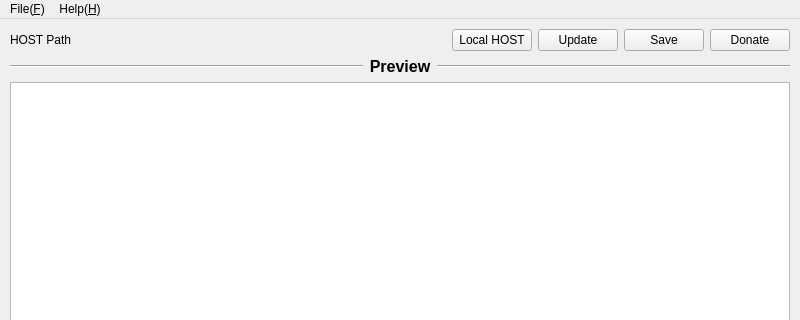
Above: window_app.ui from susan0909/GitHubHOST before the change; both pictures show x 0 to 800 and y 0 to 320 of the 800 by 600 pixel window. Below: the same form after it.
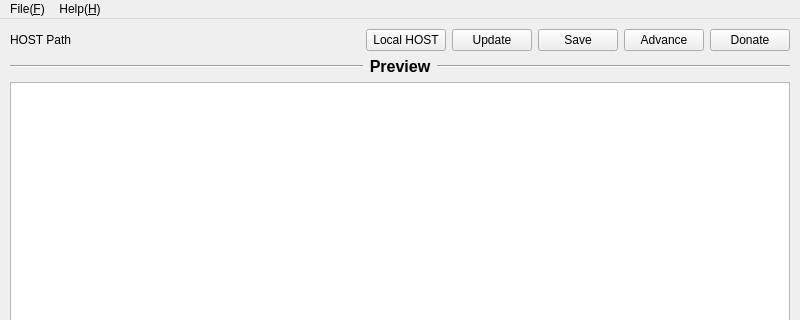
That is the form after the change. Icons and pictures are not drawn.

Commit message: update for advance configurator

Patch:
```diff
--- a/window_app.ui
+++ b/window_app.ui
@@ -29,7 +29,7 @@
      <number>0</number>
     </property>
     <item>
-     <layout class="QHBoxLayout" name="horizontalLayout" stretch="0,0,0,0,0,0">
+     <layout class="QHBoxLayout" name="horizontalLayout" stretch="0,0,0,0,0,0,0">
       <property name="leftMargin">
        <number>10</number>
       </property>
@@ -77,6 +77,13 @@
         </property>
        </widget>
       </item>
+      <item>
+       <widget class="QPushButton" name="btnAdvance">
+        <property name="text">
+         <string>Advance</string>
+        </property>
+       </widget>
+      </item>
       <item>
        <widget class="QPushButton" name="btnDonate">
         <property name="text">
```
Left out of the diff: 2 changed lines with no effect on the pictures. The commit also changes 14 other files.
